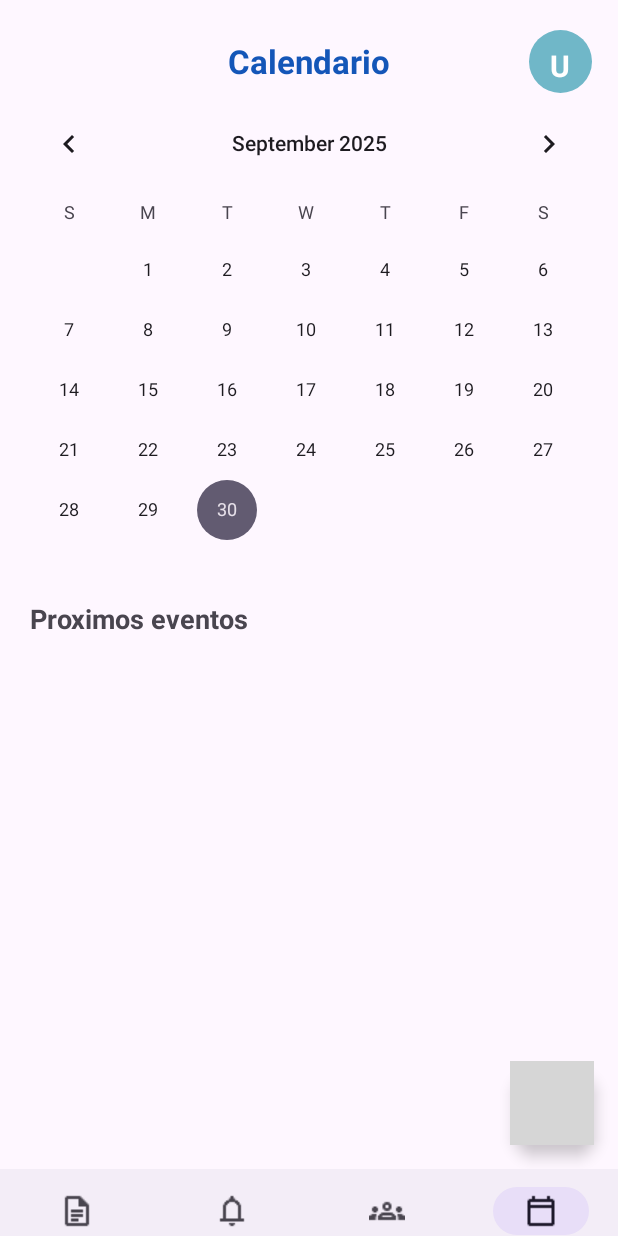
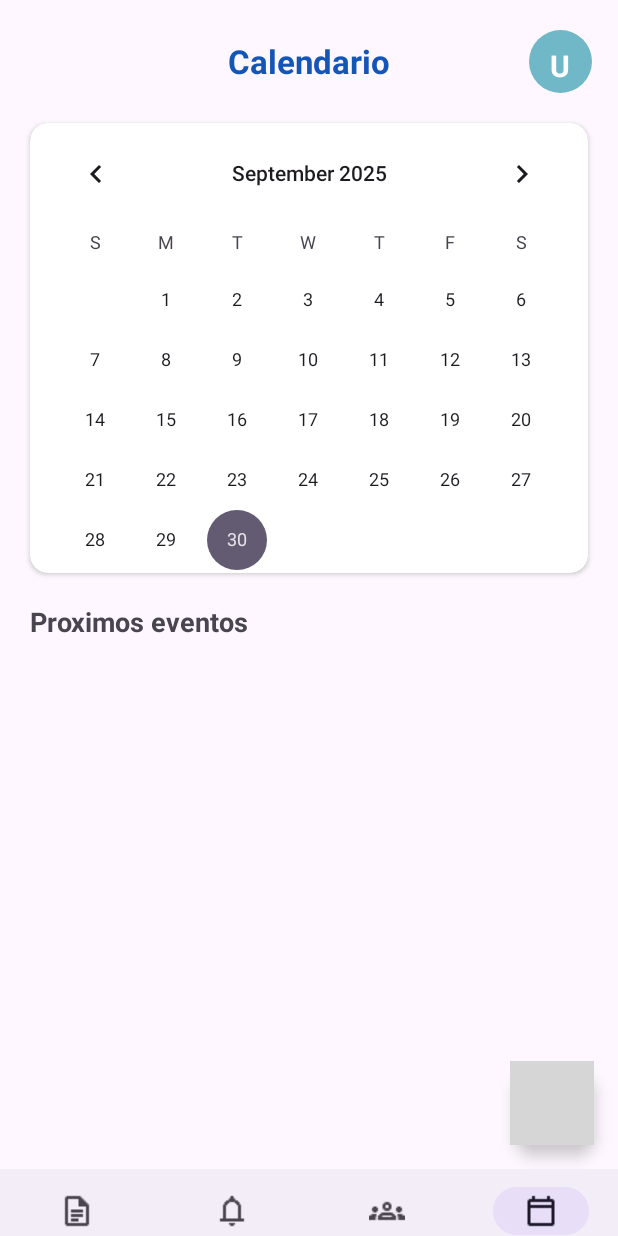
Before and after one commit to LeonidasVS/Agenda-Kotlin, an Android app: the screen it shows after launch once a user with an empty profile is signed in (DashboardActivity), item 4 of the bottom bar chosen, on a phone screen of 412 x 824 dp. Run offline under Robolectric (Android 15) with nearby library versions, the light colour scheme and no system bars; our stand-ins replace Firebase (no records; nobody signed in at launch, a user with empty details on screens opened directly), Picasso; Roboto replaces fonts that are not available here; 4 statements that could not run were skipped; grey boxes are pictures that could not be loaded.

Commit message:
Logica del calendario show y add
!!areglar diseno por que lo deje solo de pruebas y el formulario de add calendary

```diff
--- a/app/build.gradle.kts
+++ b/app/build.gradle.kts
@@ -61,6 +61,7 @@ dependencies {
 
     implementation(libs.androidx.navigation.fragment.ktx)
     implementation(libs.androidx.navigation.ui.ktx)
+    implementation(libs.firebase.firestore)
     testImplementation(libs.junit)
     androidTestImplementation(libs.androidx.junit)
     androidTestImplementation(libs.androidx.espresso.core)
--- a/app/src/main/AndroidManifest.xml
+++ b/app/src/main/AndroidManifest.xml
@@ -1,6 +1,8 @@
 <?xml version="1.0" encoding="utf-8"?>
 <manifest xmlns:android="http://schemas.android.com/apk/res/android"
-    xmlns:tools="http://schemas.android.com/tools">
+    xmlns:tools="http://schemas.android.com/tools"
+
+    package="com.example.crud_kotlin">
     <uses-permission android:name="android.permission.INTERNET"/>
 
     <application
--- a/app/src/main/java/com/example/crud_kotlin/Fragmentos/FragmentCalendario.java
+++ b/app/src/main/java/com/example/crud_kotlin/Fragmentos/FragmentCalendario.java
@@ -1,51 +1,86 @@
 package com.example.crud_kotlin.Fragmentos;
 
 import android.os.Bundle;
-
-import androidx.fragment.app.Fragment;
-import androidx.viewbinding.ViewBinding;
-
+import android.util.Log;
 import android.view.LayoutInflater;
 import android.view.View;
 import android.view.ViewGroup;
-import android.widget.CalendarView;
-import android.widget.TextView;
 import android.widget.Toast;
 
+import androidx.fragment.app.Fragment;
+import androidx.recyclerview.widget.LinearLayoutManager;
+import androidx.recyclerview.widget.RecyclerView;
+
+import com.example.crud_kotlin.Modelos.Recordatorio;
 import com.example.crud_kotlin.R;
+import com.example.crud_kotlin.adapter.RecordatorioAdapter;
 import com.google.android.material.floatingactionbutton.FloatingActionButton;
+import com.google.firebase.auth.FirebaseAuth;
+import com.google.firebase.auth.FirebaseUser;
+import com.google.firebase.firestore.DocumentSnapshot;
+import com.google.firebase.firestore.FirebaseFirestore;
 
+import java.util.ArrayList;
+import java.util.List;
 
 public class FragmentCalendario extends Fragment {
 
-
-
+    private RecyclerView rvRecordatorios;
+    private RecordatorioAdapter adapter;
+    private List<Recordatorio> listaRecordatorios = new ArrayList<>();
+    private FirebaseFirestore db = FirebaseFirestore.getInstance();
 
     @Override
-    public View onCreateView(LayoutInflater inflater, ViewGroup container,
-                             Bundle savedInstanceState) {
-        // Inflate the layout for this fragment
+    public View onCreateView(LayoutInflater inflater, ViewGroup container, Bundle savedInstanceState) {
         View view = inflater.inflate(R.layout.fragment_calendario, container, false);
 
+        rvRecordatorios = view.findViewById(R.id.recyclerViewCalendario);
+        adapter = new RecordatorioAdapter(getContext(), listaRecordatorios);
+        rvRecordatorios.setLayoutManager(new LinearLayoutManager(getContext()));
+        rvRecordatorios.setAdapter(adapter);
 
+        // Cargar recordatorios en tiempo real
+        cargarRecordatorios();
 
         FloatingActionButton fab = view.findViewById(R.id.fab_add);
-
-        fab.setOnClickListener(new View.OnClickListener() {
-            @Override
-            public void onClick(View view) {
-                // Acción al hacer clic en el botón flotante
-                Toast.makeText(getActivity(), "Botón flotante presionado", Toast.LENGTH_SHORT).show();
-            }
+        fab.setOnClickListener(v -> {
+            // Navegar al fragment de agregar recordatorio
+            FragmentCalendaryAdd fragment = new FragmentCalendaryAdd();
+            getParentFragmentManager().beginTransaction()
+                    .replace(R.id.fragmentoFL, fragment)
+                    .addToBackStack(null)
+                    .commit();
         });
 
+        return view;
+    }
 
+    private void cargarRecordatorios() {
+        FirebaseUser usuario = FirebaseAuth.getInstance().getCurrentUser();
+        if (usuario == null) {
+            Log.e("FirestoreDebug", "Usuario no autenticado");
+            return;
+        }
 
-        return view;
+        String uid = usuario.getUid();
+        Log.d("FirestoreDebug", "UID del usuario: " + uid);
+
+        db.collection("recordatorios")
+                .whereEqualTo("idUsuario", uid) // coincide con Firestore
+                .orderBy("fecha") // opcional, recuerda crear índice si sale error
+                .addSnapshotListener((querySnapshot, e) -> {
+                    if (e != null) {
+                        Log.e("FirestoreError", "Error: " + e.getMessage());
+                        return;
+                    }
+                    listaRecordatorios.clear();
+                    for (DocumentSnapshot doc : querySnapshot.getDocuments()) {
+                        Log.d("FirestoreDebug", "Doc: " + doc.getData()); // Para verificar
+                        Recordatorio r = doc.toObject(Recordatorio.class);
+                        listaRecordatorios.add(r);
+                    }
+                    adapter.notifyDataSetChanged();
+                });
 
     }
-
-
-
-
 }
--- a/app/src/main/res/layout/fragment_calendario.xml
+++ b/app/src/main/res/layout/fragment_calendario.xml
@@ -7,11 +7,22 @@
     android:orientation="vertical"
     tools:context=".Fragmentos.FragmentCalendario">
 
-    <!-- Calendario -->
-    <CalendarView
-        android:id="@+id/calendarView"
+
+    <androidx.cardview.widget.CardView
         android:layout_width="match_parent"
-        android:layout_height="wrap_content" />
+        android:layout_height="300dp"
+        android:layout_margin="20dp"
+        android:layout_marginBottom="16dp"
+        app:cardCornerRadius="12dp"
+        app:cardElevation="2dp">
+        <!-- Calendario -->
+        <CalendarView
+            android:id="@+id/calendarView"
+            android:layout_width="match_parent"
+            android:layout_height="match_parent" />
+
+    </androidx.cardview.widget.CardView>
+
 
     <!-- Título -->
     <TextView
@@ -26,7 +37,7 @@
     <!-- Contenedor principal -->
     <FrameLayout
         android:layout_width="match_parent"
-        android:layout_height="0dp"
+        android:layout_height="match_parent"
         android:layout_weight="1">
 
         <!-- RecyclerView sin ScrollView -->
@@ -34,7 +45,9 @@
             android:id="@+id/recyclerViewCalendario"
             android:layout_width="match_parent"
             android:layout_height="match_parent"
-            tools:listitem="@layout/item_list_calendary" />
+            tools:listitem="@layout/item_list_calendary"
+
+            />
 
         <!-- FAB flotante -->
         <com.google.android.material.floatingactionbutton.FloatingActionButton
--- a/gradle/libs.versions.toml
+++ b/gradle/libs.versions.toml
@@ -11,6 +11,7 @@ activity = "1.11.0"
 constraintlayout = "2.2.1"
 navigationFragmentKtx = "2.9.3"
 navigationUiKtx = "2.9.3"
+firebaseFirestore = "26.0.1"
 
 [libraries]
 androidx-core-ktx = { group = "androidx.core", name = "core-ktx", version.ref = "coreKtx" }
@@ -23,6 +24,7 @@ androidx-activity = { group = "androidx.activity", name = "activity", version.re
 androidx-constraintlayout = { group = "androidx.constraintlayout", name = "constraintlayout", version.ref = "constraintlayout" }
 androidx-navigation-fragment-ktx = { group = "androidx.navigation", name = "navigation-fragment-ktx", version.ref = "navigationFragmentKtx" }
 androidx-navigation-ui-ktx = { group = "androidx.navigation", name = "navigation-ui-ktx", version.ref = "navigationUiKtx" }
+firebase-firestore = { group = "com.google.firebase", name = "firebase-firestore", version.ref = "firebaseFirestore" }
 
 [plugins]
 android-application = { id = "com.android.application", version.ref = "agp" }
```
